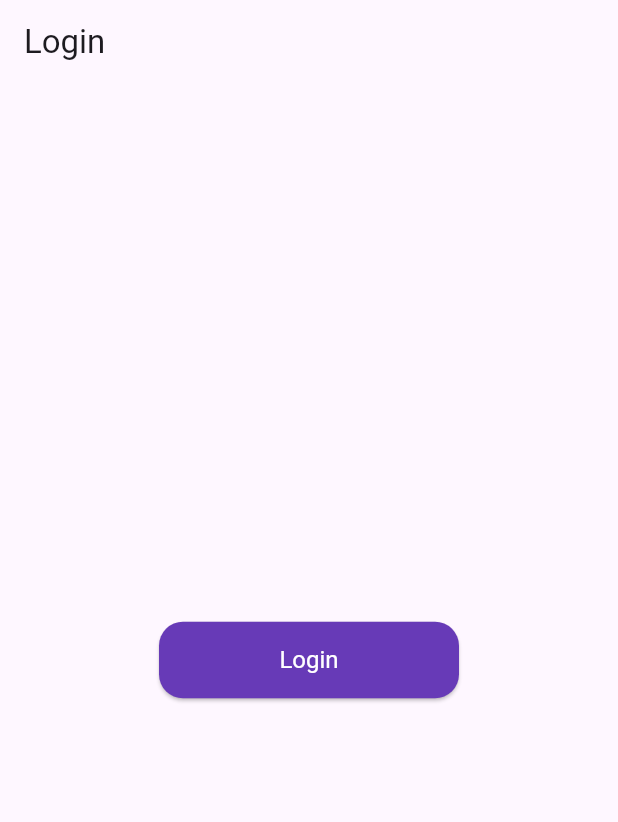
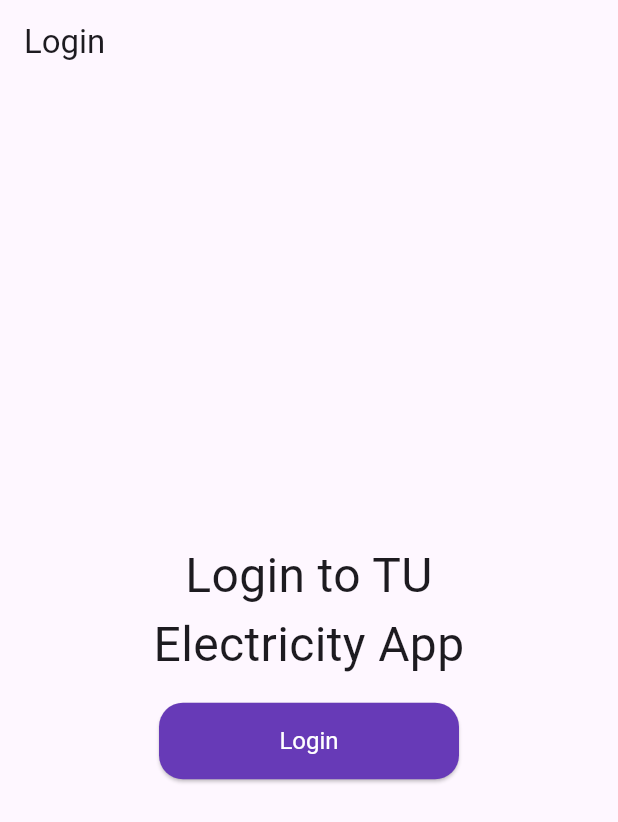
Before and after one commit to yash-agarwa-l/tu-electricity-app, a Flutter app: the screen it shows after launch, on a phone screen of 412 x 824 dp. Shown: the top 822 px of the screen. Run offline on Flutter 3.47's test engine with Material 3 defaults, Android fonts, the light colour scheme and no system bars; our stand-ins replace flutter_secure_storage, google_sign_in, googleapis_auth; missing offline and left inert: googleapis.

Commit message:
Ui fixes

```diff
--- a/lib/presenter/pages/loginpage.dart
+++ b/lib/presenter/pages/loginpage.dart
@@ -33,8 +33,19 @@ class _LoginPageState extends State<LoginPage> {
       appBar: AppBar(title: const Text('Login')),
       body: Stack(
         children: [
-          Center(
-            child: SizedBox(
+          Padding(
+            padding: const EdgeInsets.all(76.0),
+            child: Center(
+              child: Column(
+                mainAxisAlignment: MainAxisAlignment.center,
+                children: [
+                  Text(
+                    'Login to TU Electricity App',
+                    textAlign: TextAlign.center,
+                    style: TextStyle(fontSize: 32),
+                  ),
+                  const SizedBox(height: 16.0),
+                  SizedBox(
                     width: 200.0,
                     child: ElevatedButton(
                       onPressed: () async {
@@ -52,6 +63,9 @@ class _LoginPageState extends State<LoginPage> {
                       child: const Text('Login'),
                     ),
                   ),
+                ],
+              ),
+            ),
           ),
           if (_isLoading)
             Container(
```
Also changed, not shown: lib/presenter/pages/homepage.dart (+50 -19 lines). Lines whose indentation alone changed are shown as unchanged.
